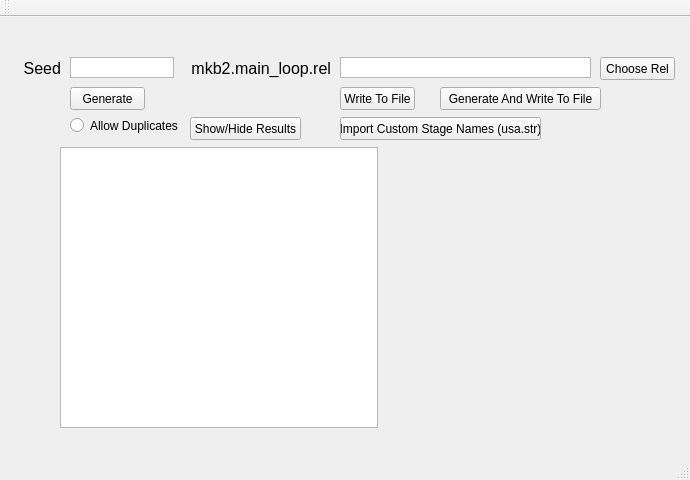
The window that SMB_Story_Randomizer/mainwindow.ui (bobjrsenior/SMB_Story_Randomizer) describes before a commit, drawn with Qt 5.
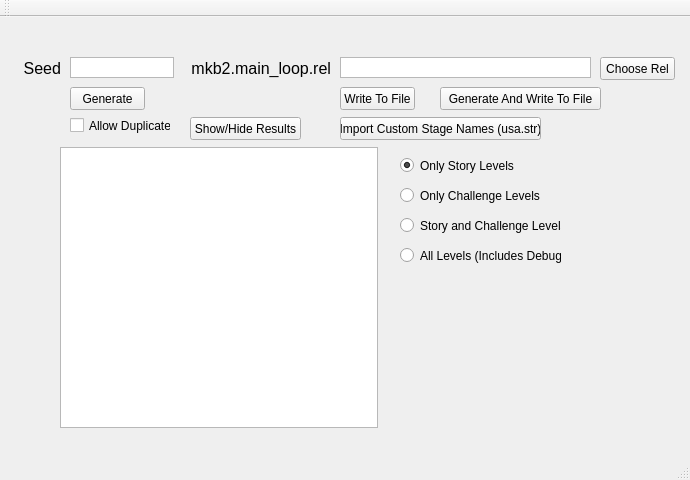
The same window after the commit.

Commit message: Added ability to generate levels from challenge, challenge + story, or all levels

```diff
--- a/SMB_Story_Randomizer/mainwindow.ui
+++ b/SMB_Story_Randomizer/mainwindow.ui
@@ -150,19 +150,6 @@
      <enum>Qt::ScrollBarAlwaysOff</enum>
     </property>
    </widget>
-   <widget class="QRadioButton" name="alloeDupesRadioButton">
-    <property name="geometry">
-     <rect>
-      <x>70</x>
-      <y>100</y>
-      <width>111</width>
-      <height>17</height>
-     </rect>
-    </property>
-    <property name="text">
-     <string>Allow Duplicates</string>
-    </property>
-   </widget>
    <widget class="QPushButton" name="toggleStoryListDisplay">
     <property name="geometry">
      <rect>
@@ -202,6 +189,74 @@
      <string>Import Custom Stage Names (usa.str)</string>
     </property>
    </widget>
+   <widget class="QRadioButton" name="onlyStoryRadioButton">
+    <property name="geometry">
+     <rect>
+      <x>400</x>
+      <y>140</y>
+      <width>161</width>
+      <height>17</height>
+     </rect>
+    </property>
+    <property name="text">
+     <string>Only Story Levels</string>
+    </property>
+    <property name="checked">
+     <bool>true</bool>
+    </property>
+   </widget>
+   <widget class="QRadioButton" name="OnlyChallengeRadioButton">
+    <property name="geometry">
+     <rect>
+      <x>400</x>
+      <y>170</y>
+      <width>161</width>
+      <height>17</height>
+     </rect>
+    </property>
+    <property name="text">
+     <string>Only Challenge Levels</string>
+    </property>
+   </widget>
+   <widget class="QRadioButton" name="StoryAndChallengeRadioButton">
+    <property name="geometry">
+     <rect>
+      <x>400</x>
+      <y>200</y>
+      <width>161</width>
+      <height>17</height>
+     </rect>
+    </property>
+    <property name="text">
+     <string>Story and Challenge Levels</string>
+    </property>
+   </widget>
+   <widget class="QRadioButton" name="allLevelsRadioButton">
+    <property name="geometry">
+     <rect>
+      <x>400</x>
+      <y>230</y>
+      <width>161</width>
+      <height>17</height>
+     </rect>
+    </property>
+    <property name="text">
+     <string>All Levels (Includes Debug)</string>
+    </property>
+   </widget>
+   <widget class="QCheckBox" name="allowDupesCheckbox">
+    <property name="geometry">
+     <rect>
+      <x>70</x>
+      <y>100</y>
+      <width>101</width>
+      <height>17</height>
+     </rect>
+    </property>
+    <property name="text">
+     <string>Allow Duplicates</string>
+    </property>
+   </widget>
   </widget>
   <widget class="QMenuBar" name="menuBar">
    <property name="geometry">
```
The commit also changes 2 other files.
